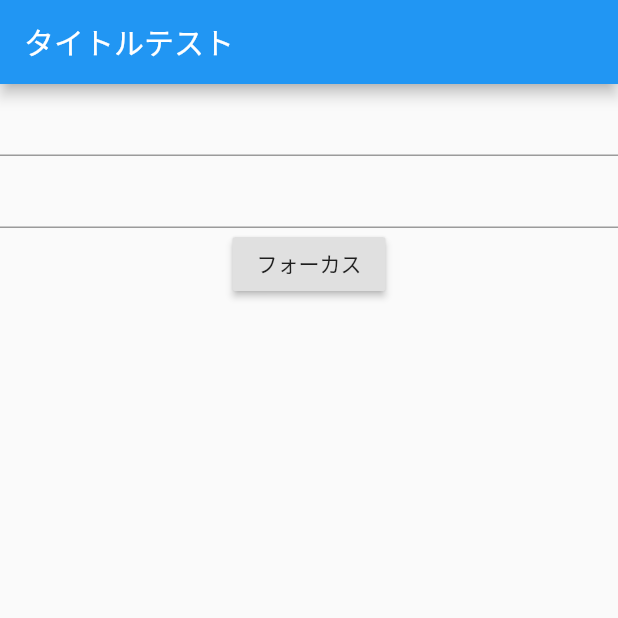
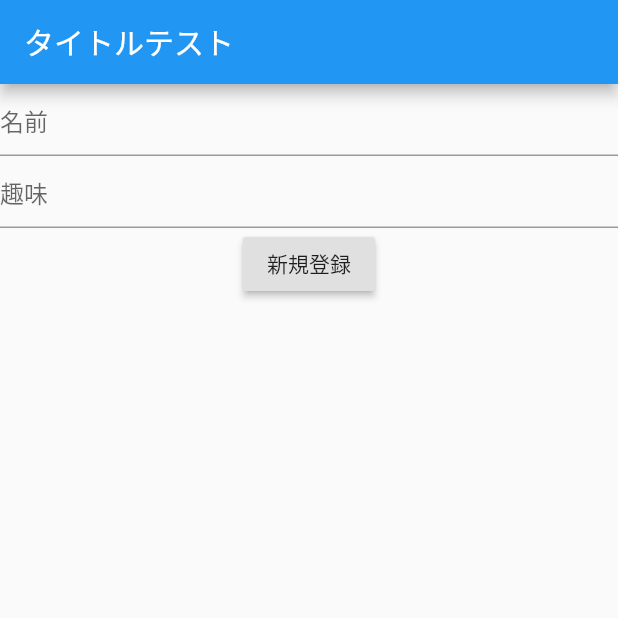
Before and after one commit to knts0/flutter_app, a Flutter app: the screen it shows after launch, on a phone screen of 412 x 824 dp, the top half of it. Run offline on Flutter 3.47's test engine with Material 2 defaults, Android fonts, the phone set to English and light mode, and no system bars.

Commit message:
add text controller

```diff
--- a/lib/main.dart
+++ b/lib/main.dart
@@ -64,6 +64,10 @@ class _MyHomePageState extends State<MyHomePage> {
 
   final myFocusNode = FocusNode();
 
+  String name;
+
+  final myController = TextEditingController();
+
   @override
   Widget build(BuildContext context) {
     // This method is rerun every time setState is called, for instance as done
@@ -82,14 +86,24 @@ class _MyHomePageState extends State<MyHomePage> {
         width: double.infinity,
         child: Column(
           children: [
-            TextField(),
             TextField(
-              focusNode: myFocusNode,
+              decoration: InputDecoration(
+                hintText: '名前',
+              ),
+              onChanged: (text) {
+                name = text;
+              }
+            ),
+            TextField(
+              controller: myController,
+              decoration: InputDecoration(
+                hintText: '趣味'
+              ),
             ),
             RaisedButton(
-              child: Text('フォーカス'),
+              child: Text('新規登録'),
               onPressed: () {
-                myFocusNode.requestFocus();
+                final hobbyText = myController.text;
               },
             ),
           ],
```
